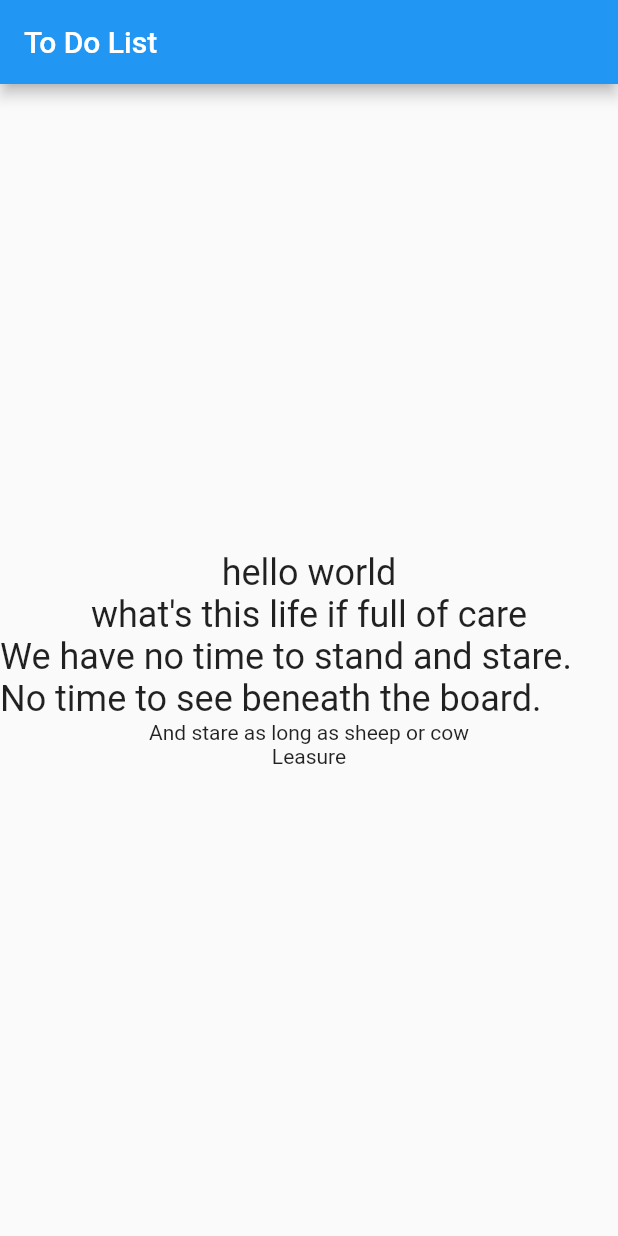
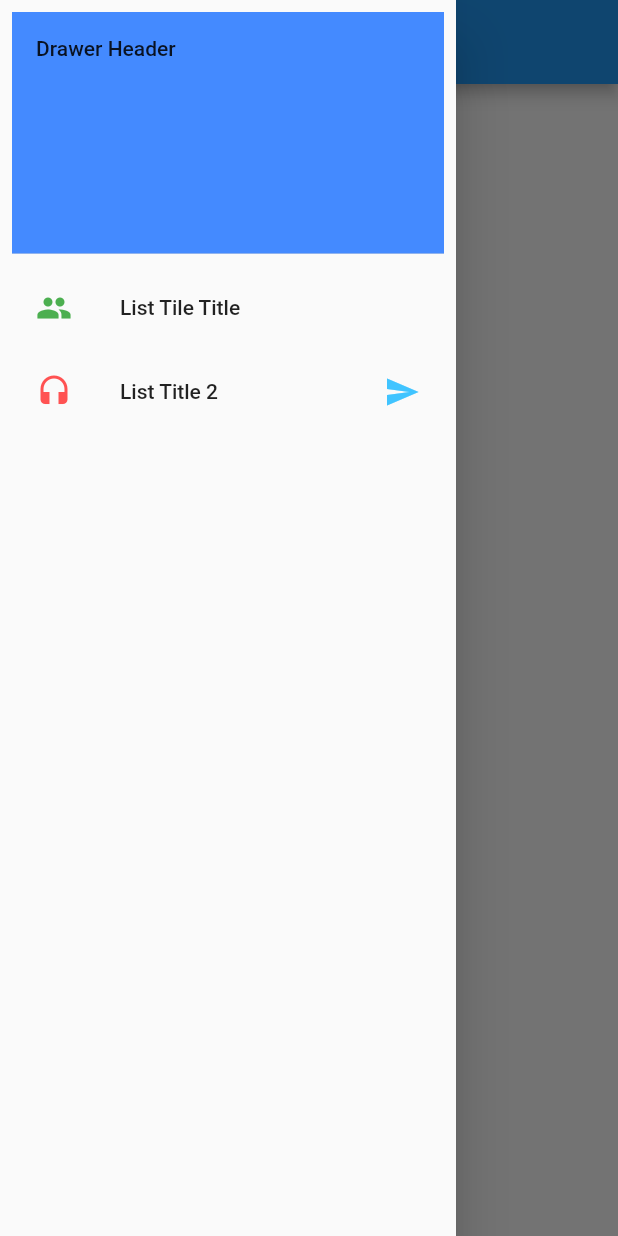
Before and after one commit to aungkoman/flutter-tdl, a Flutter app: the screen it shows after launch, with the side drawer open (before the commit the screen has no drawer), on a phone screen of 412 x 824 dp. Run offline on Flutter 3.47's test engine with Material 2 defaults, Android fonts, the light colour scheme and no system bars; our stand-ins replace socket_io_client.

Commit message:
named route

```diff
--- /dev/null
+++ b/lib/ChatApp.dart
@@ -0,0 +1,20 @@
+import 'package:flutter/material.dart';
+import 'package:flutter/cupertino.dart';
+import 'package:todolist/ui/mmcafe.dart';
+
+import 'datastructure/customDrawer.dart';
+
+class ChatApp extends StatelessWidget {
+  @override
+  Widget build(BuildContext context) {
+    return Scaffold(
+      appBar: AppBar(
+        title: Center(child: Text('Chatroom')),
+      ),
+      drawer: customDrawer(),
+      // #docregion centered-text
+      body: mmcafe(),
+      // #enddocregion centered-text
+    );
+  }
+}
--- /dev/null
+++ b/lib/MainApp.dart
@@ -0,0 +1,39 @@
+import 'package:flutter/material.dart';
+import 'package:flutter/cupertino.dart';
+import 'package:todolist/ui/mmcafe.dart';
+
+import 'datastructure/customDrawer.dart';
+
+class MainApp extends StatelessWidget {
+  @override
+  Widget build(BuildContext context) {
+    return Scaffold(
+      appBar: AppBar(
+        title: Center(child: Text('Hello World')),
+      ),
+      drawer: customDrawer(),
+      // #docregion centered-text
+      body: ListView(
+        children: [
+          Center(
+            child: RaisedButton(
+              child: Text('Chat App'),
+              onPressed: (){
+                Navigator.pushNamed(context, '/chat');
+              },
+            )
+          ),
+          Center(
+              child: RaisedButton(
+                child: Text('Grid App'),
+                onPressed: (){
+                  Navigator.pushNamed(context, '/chat');
+                },
+              )
+          ),
+        ] // children
+      ),
+      // #enddocregion centered-text
+    );
+  }
+}
--- /dev/null
+++ b/lib/datastructure/customDrawer.dart
@@ -0,0 +1,38 @@
+import 'package:flutter/material.dart';
+import 'package:todolist/datastructure/listTile.dart';
+
+class customDrawer extends StatelessWidget {
+  @override
+  Widget build(BuildContext context) {
+    return Drawer(
+      child: ListView(
+        padding: EdgeInsets.all(8),
+        children: <Widget>[
+          DrawerHeader(
+            child: Text('Drawer Header'),
+            decoration: BoxDecoration(
+                color: Colors.blueAccent
+            ),
+          ),
+          ListTile(
+            leading: Icon(Icons.people,color: Colors.green,),
+            title: Text('List Tile Title'),
+            onTap: (){
+              print("list tile title onTap");
+              Navigator.pop(context);
+            },
+          ),
+          ListTile(
+            leading: Icon(Icons.headset, color: Colors.redAccent),
+            title: Text('List Title 2'),
+            trailing: Icon(Icons.send, color: Colors.lightBlueAccent),
+            onTap: (){
+              print("list tile 2 onTap");
+              Navigator.pop(context);
+            },
+          )
+        ],
+      ),
+    );
+  }
+}
--- a/lib/main.dart
+++ b/lib/main.dart
@@ -1,6 +1,15 @@
 import 'package:flutter/material.dart';
+import 'package:todolist/datastructure/customDrawer.dart';
+import 'package:todolist/datastructure/listTile.dart';
 import 'package:todolist/package/helloworld.dart';
+import 'package:todolist/ui/mainpage.dart';
+import 'package:todolist/ui/mmcafe.dart';
+import 'package:todolist/ui/tasklist.dart';
+import 'ChatApp.dart';
+import 'MainApp.dart';
+import 'datastructure/gridview.dart';
 import 'package/helloworld.dart';
+import 'ui/socketIo.dart';
 void main() => runApp(MyApp());
 
 // #docregion MyApp
@@ -9,14 +18,44 @@ class MyApp extends StatelessWidget {
   Widget build(BuildContext context) {
     return MaterialApp(
       title: 'Flutter layout demo',
-      home: Scaffold(
-        appBar: AppBar(
-          title: Text('To Do List'),
-        ),
-        // #docregion centered-text
-        body: helloworld(),
-        // #enddocregion centered-text
-      ),
+      initialRoute: '/',
+      routes: {
+        '/' : (context) => MainApp(),
+        '/chat' : (context) => ChatApp(),
+      },
     );
   }
+
+  /*
+  Drawer(
+          child: ListView(
+            padding: EdgeInsets.all(8),
+            children: <Widget>[
+              DrawerHeader(
+                child: Text('Drawer Header'),
+                decoration: BoxDecoration(
+                    color: Colors.blueAccent
+                ),
+              ),
+              ListTile(
+                leading: Icon(Icons.people,color: Colors.green,),
+                title: Text('List Tile Title'),
+                onTap: (){
+                  print("list tile title onTap");
+                  Navigator.pop(context);
+                },
+              ),
+              ListTile(
+                leading: Icon(Icons.headset, color: Colors.redAccent),
+                title: Text('List Title 2'),
+                trailing: Icon(Icons.send, color: Colors.lightBlueAccent),
+                onTap: (){
+                  print("list tile 2 onTap");
+                  Navigator.pop(context);
+                },
+              )
+            ],
+          ),
+        ),
+   */
 }
--- a/lib/package/helloworld.dart
+++ b/lib/package/helloworld.dart
@@ -1,16 +1,18 @@
 import 'package:flutter/cupertino.dart';
 
 class helloworld extends StatelessWidget {
-  var textStyle = TextStyle(fontSize: 24);
+  var textStyle = TextStyle(fontSize: 24, );
   @override
   Widget build(BuildContext context) {
     return Column(
         mainAxisAlignment: MainAxisAlignment.center,
-       children: [
-         Text('hello world',style: textStyle),
-         Text("what's this life if full of care",style: textStyle),
-         Text("We have no time to stand and stare. No time to see beneath the board.",style: textStyle),
-         Text("And stare as long as sheep or cow"),
+        children: [
+         Expanded(
+             flex: 2,
+             child: Center(child: Text('Leisure',style: textStyle))),
+         Expanded(child: Text("what's this life if, full of care",style: textStyle)),
+         Expanded(child : Text("We have no time to stand and stare. No time to see beneath the board.",style: textStyle)),
+         Expanded(child: Text("And stare as long as sheep or cow")),
          listItem()
        ] // Column-children
     );
@@ -18,7 +20,7 @@ class helloworld extends StatelessWidget {
 
   Widget listItem(){
     return Center(
-      child: Text("Leasure")
+      child: Text("Leisure")
     );
   }
 }
--- a/pubspec.yaml
+++ b/pubspec.yaml
@@ -24,10 +24,10 @@ dependencies:
   flutter:
     sdk: flutter
 
-
   # The following adds the Cupertino Icons font to your application.
   # Use with the CupertinoIcons class for iOS style icons.
   cupertino_icons: ^1.0.0
+  socket_io_client: ^0.9.11
 
 dev_dependencies:
   flutter_test:
@@ -39,6 +39,8 @@ dev_dependencies:
 # The following section is specific to Flutter.
 flutter:
 
+  assets:
+    -  assets/
   # The following line ensures that the Material Icons font is
   # included with your application, so that you can use the icons in
   # the material Icons class.
```
Also changed, not shown: lib/datastructure/gridview.dart (added, +52 -0 lines), lib/datastructure/listTile.dart (added, +23 -0 lines), lib/ui/mainpage.dart (added, +166 -0 lines), lib/ui/mainpagestateful.dart (added, +88 -0 lines), lib/ui/mmcafe.dart (added, +134 -0 lines), lib/ui/socketIo.dart (added, +23 -0 lines), lib/ui/tasklist.dart (added, +38 -0 lines), assets/pic (1).png (added), assets/pic (2).png (added), assets/pic (3).png (added), assets/pic (4).png (added), assets/pic (5).png (added), pubspec.lock, 20 other files.
